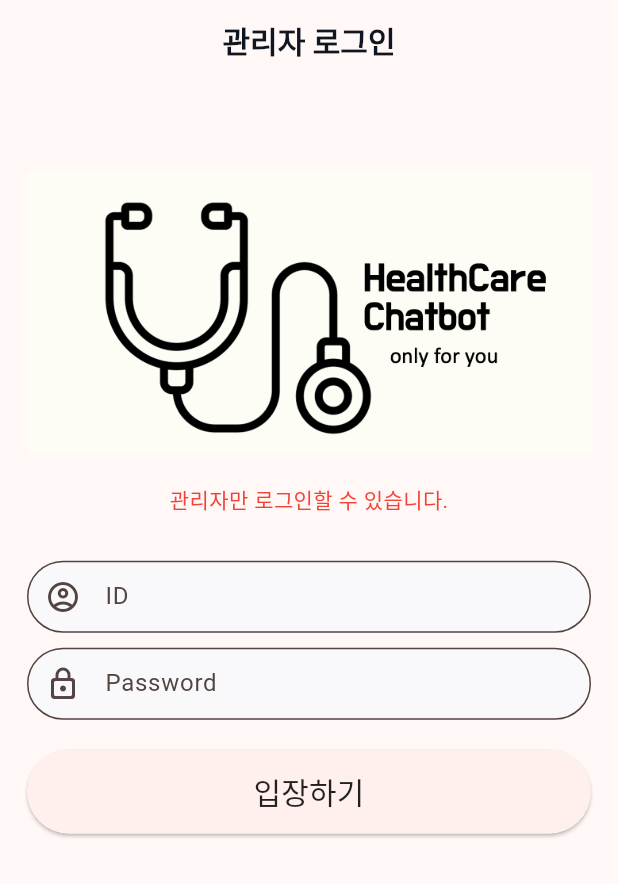
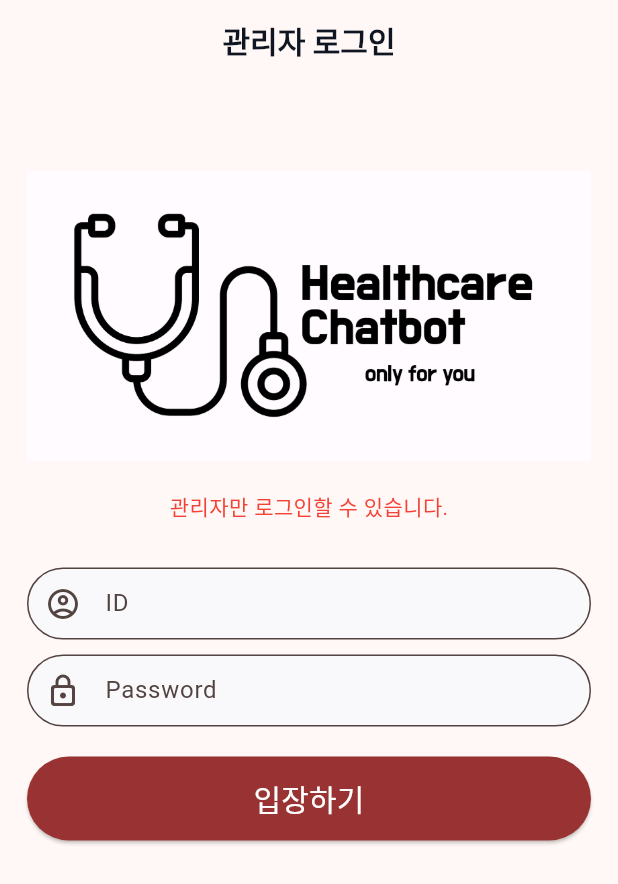
Before and after one commit to Personal-Health-Companion/Frontend-for-Admin, a Flutter app: the screen it shows after launch, on a phone screen of 412 x 824 dp. Shown: the top 884 px of the screen. Run offline on Flutter 3.47's test engine with Material 3 defaults, Android fonts, the phone set to English and light mode, and no system bars; our stand-ins replace firebase_core; accounts and stored records are empty; Roboto replaces fonts that are missing (GowunDodum).

Commit message:
버튼 색깔 초록색 -> 붉은색 변경

```diff
--- a/lib/LoginPage.dart
+++ b/lib/LoginPage.dart
@@ -51,7 +51,7 @@ class _LoginPanelState extends State<LoginPanel> {
         children: [
           SizedBox(height: 40,),
           Container(
-              child: Image(image: AssetImage('assets/images/mainLogo_white1.png'))
+              child: Image(image: AssetImage('assets/images/mainLogo_red.png'))
           ),
           SizedBox(height: 20,),
           Row(
@@ -103,6 +103,9 @@ class _LoginPanelState extends State<LoginPanel> {
           Container(
             height: 56,
             child: ElevatedButton(
+              style: ElevatedButton.styleFrom(
+                primary: Color(0xFF993333), // Background color
+              ),
               onPressed: () async {
                 var userID = IDController.text;
                 var userPW = PWController.text;
@@ -125,7 +128,7 @@ class _LoginPanelState extends State<LoginPanel> {
               child: const Text('입장하기',
                 style: TextStyle(
                   fontSize: 20,
-                  color: Colors.black87,
+                  color: Colors.white,
                 ),
               ),
             ),
```
